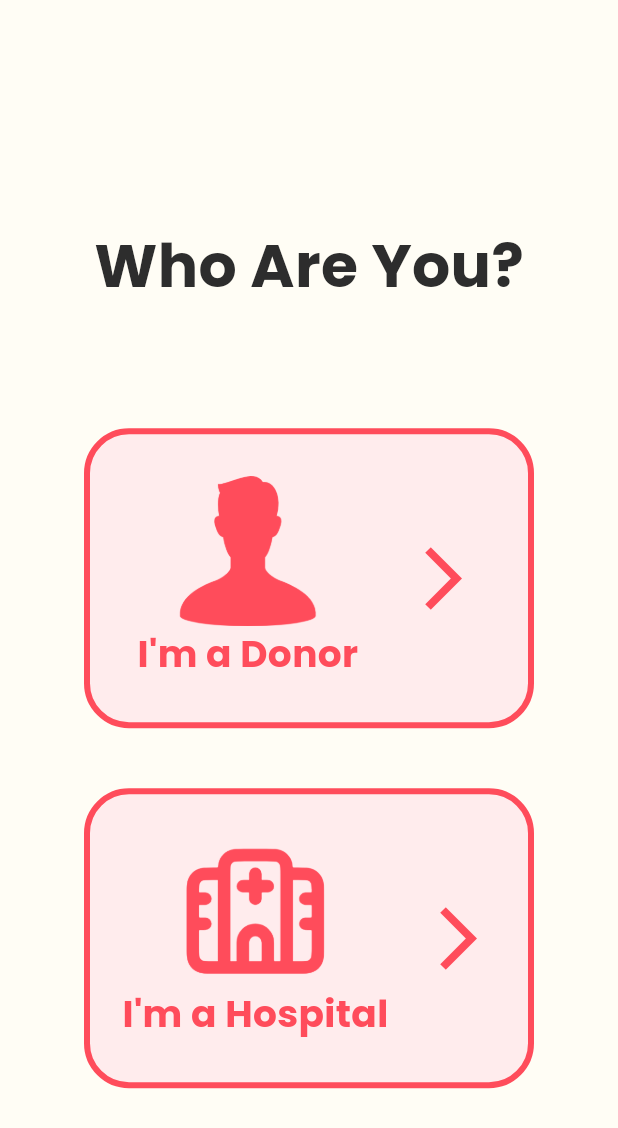
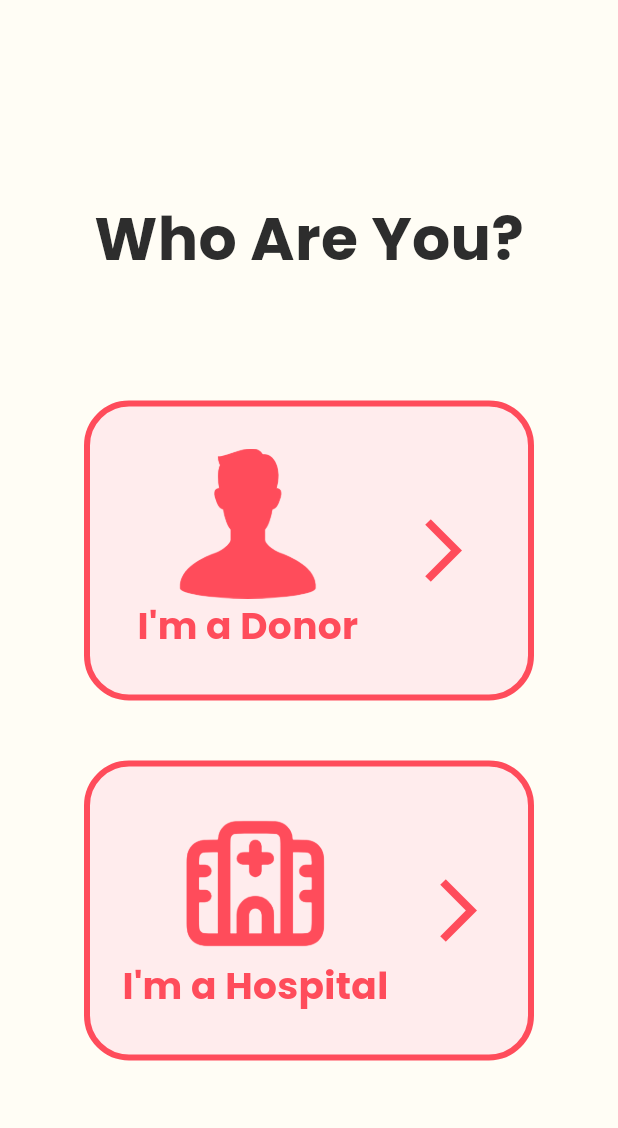
Before and after one commit to manmit-s/organconnect_app, a Flutter app: the WhoAreYou screen opened directly, on a phone screen of 412 x 824 dp. Shown: the top 1128 px of the screen. Run offline on Flutter 3.47's test engine with Material 3 defaults, Android fonts, the phone set to English and light mode, and no system bars.

Commit message:
Ui responsiveness,

```diff
--- a/lib/donor_dashboard.dart
+++ b/lib/donor_dashboard.dart
@@ -21,7 +21,8 @@ class DonorDashboard extends StatelessWidget {
         ),
         centerTitle: true,
       ),
-      body: Padding(
+      body: SingleChildScrollView(
+        child: Padding(
           padding: EdgeInsets.all(screenWidth * 0.05),
           child: Column(
             crossAxisAlignment: CrossAxisAlignment.stretch,
@@ -63,6 +64,7 @@ class DonorDashboard extends StatelessWidget {
                 },
               ),
             ],
+          ),
         ),
       ),
     );
--- a/lib/who_are_you.dart
+++ b/lib/who_are_you.dart
@@ -9,14 +9,13 @@ class WhoAreYou extends StatelessWidget {
     final screenSize = MediaQuery.of(context).size;
     final screenWidth = screenSize.width;
 
-    return SafeArea(
-      child: Scaffold(
+    return Scaffold(
       backgroundColor: const Color(0xffFFFDF5),
       body: Center(
         child: Column(
-            mainAxisAlignment: MainAxisAlignment.center,
+          mainAxisAlignment: MainAxisAlignment.start,
           children: [
-              SizedBox(height: 50),
+            SizedBox(height: 130),
             Text(
               "Who Are You?",
               style: title),
@@ -25,7 +24,6 @@ class WhoAreYou extends StatelessWidget {
             SizedBox(height: 40),
             _buildRoleButton(context, "I'm a Hospital", "assets/images/hospital.png", HospitalPage()),
           ],
-          ),
         ),
       ),
     );
```
Also changed, not shown: lib/login_page.dart (+4 -4 lines). Lines whose indentation alone changed are shown as unchanged.
